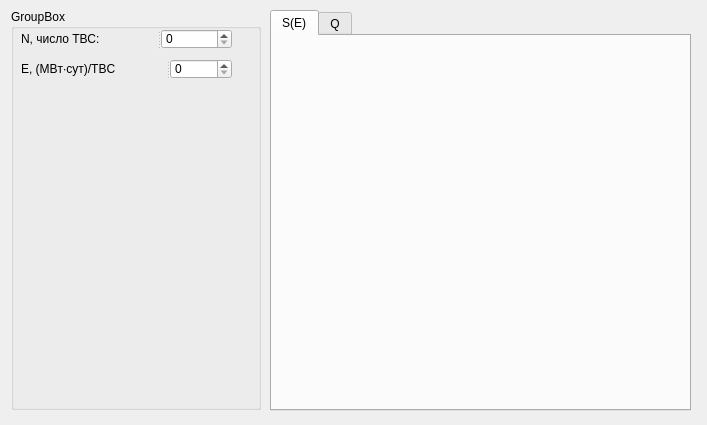
The window that math_model.ui (ZaluzhnayaGalina/Overload) describes before a commit, drawn with Qt 5.
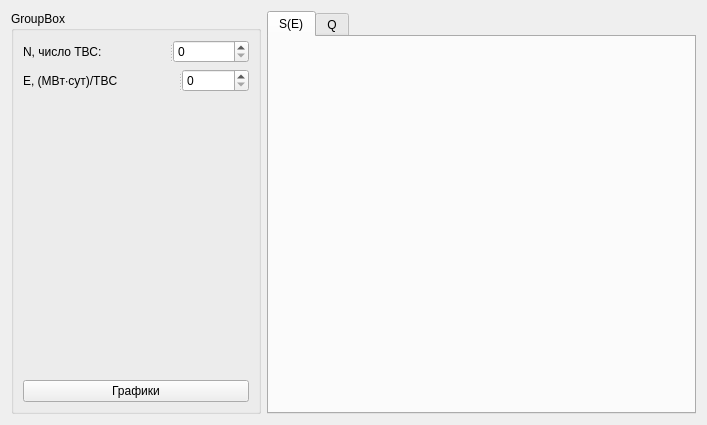
The same window after the commit. The open tabs and pages were chosen to show the change. Custom widgets are drawn as their Qt base class.

The edit to the form file:
```diff
--- a/math_model.ui
+++ b/math_model.ui
@@ -13,17 +13,13 @@
   <property name="windowTitle">
    <string>Form</string>
   </property>
+  <layout class="QHBoxLayout" name="horizontalLayout" stretch="0,2">
+   <item>
+    <layout class="QVBoxLayout" name="verticalLayout_3">
+     <item>
   <widget class="QGroupBox" name="groupBox">
-   <property name="geometry">
-    <rect>
-     <x>11</x>
-     <y>9</y>
-     <width>250</width>
-     <height>401</height>
-    </rect>
-   </property>
    <property name="sizePolicy">
-    <sizepolicy hsizetype="Fixed" vsizetype="Fixed">
+        <sizepolicy hsizetype="Preferred" vsizetype="Preferred">
      <horstretch>0</horstretch>
      <verstretch>0</verstretch>
     </sizepolicy>
@@ -37,15 +33,9 @@
    <property name="title">
     <string>GroupBox</string>
    </property>
+       <layout class="QVBoxLayout" name="verticalLayout_2">
+        <item>
    <widget class="QSplitter" name="splitter">
-    <property name="geometry">
-     <rect>
-      <x>10</x>
-      <y>20</y>
-      <width>211</width>
-      <height>20</height>
-     </rect>
-    </property>
     <property name="orientation">
      <enum>Qt::Horizontal</enum>
     </property>
@@ -56,15 +46,9 @@
     </widget>
     <widget class="QSpinBox" name="N"/>
    </widget>
+        </item>
+        <item>
    <widget class="QSplitter" name="splitter_2">
-    <property name="geometry">
-     <rect>
-      <x>10</x>
-      <y>50</y>
-      <width>211</width>
-      <height>20</height>
-     </rect>
-    </property>
     <property name="orientation">
      <enum>Qt::Horizontal</enum>
     </property>
@@ -80,16 +64,34 @@
     </widget>
     <widget class="QSpinBox" name="spinBox"/>
    </widget>
-  </widget>
+        </item>
+        <item>
+         <spacer name="verticalSpacer">
+          <property name="orientation">
+           <enum>Qt::Vertical</enum>
+          </property>
+          <property name="sizeHint" stdset="0">
+           <size>
+            <width>20</width>
+            <height>40</height>
+           </size>
+          </property>
+         </spacer>
+        </item>
+        <item>
+         <widget class="QPushButton" name="pushButton">
+          <property name="text">
+           <string>Графики</string>
+          </property>
+         </widget>
+        </item>
+       </layout>
+      </widget>
+     </item>
+    </layout>
+   </item>
+   <item>
   <widget class="QTabWidget" name="tabWidget">
-   <property name="geometry">
-    <rect>
-     <x>270</x>
-     <y>10</y>
-     <width>421</width>
-     <height>401</height>
-    </rect>
-   </property>
    <property name="sizePolicy">
     <sizepolicy hsizetype="Preferred" vsizetype="Preferred">
      <horstretch>0</horstretch>
@@ -103,16 +105,11 @@
     <attribute name="title">
      <string>S(E)</string>
     </attribute>
-    <widget class="QCustomPlot" name="S" native="true">
-     <property name="geometry">
-      <rect>
-       <x>-1</x>
-       <y>-1</y>
-       <width>421</width>
-       <height>361</height>
-      </rect>
-     </property>
-    </widget>
+      <layout class="QVBoxLayout" name="verticalLayout_4">
+       <item>
+        <widget class="QCustomPlot" name="S" native="true"/>
+       </item>
+      </layout>
    </widget>
    <widget class="QWidget" name="tab_2">
     <attribute name="title">
@@ -125,6 +122,8 @@
     </layout>
    </widget>
   </widget>
+   </item>
+  </layout>
  </widget>
  <customwidgets>
   <customwidget>
```
Left out of the diff: 2 changed lines with no effect on the pictures. Lines whose indentation alone changed are shown as unchanged.
